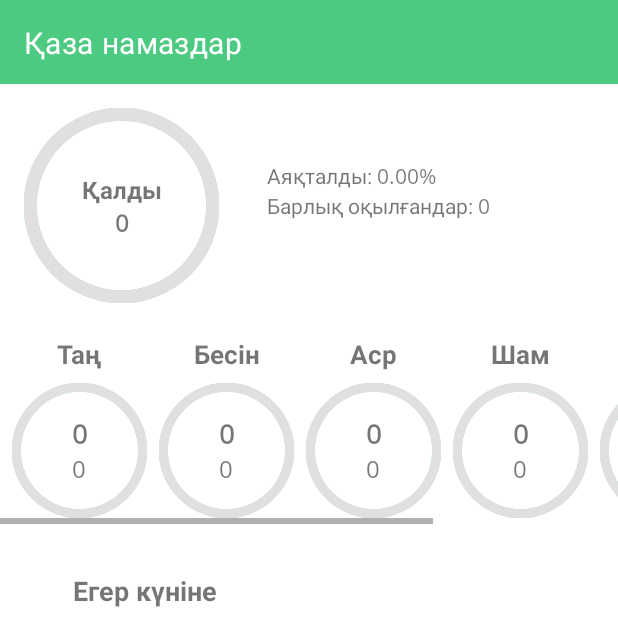
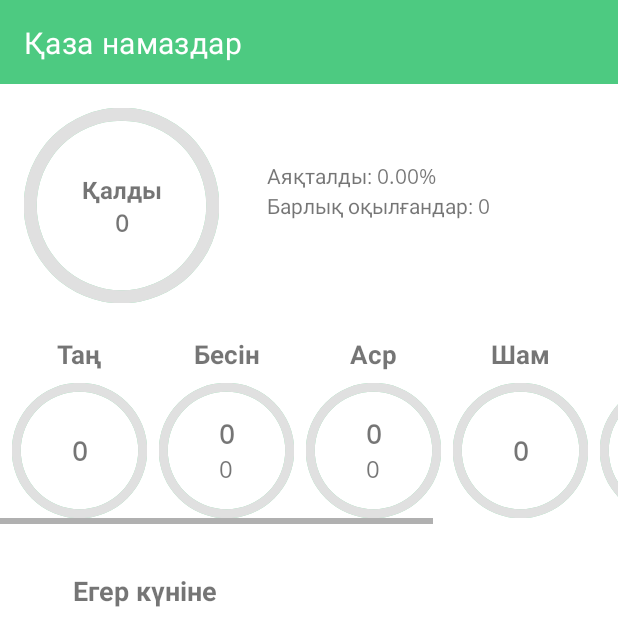
Before and after one commit to yelamansa/Qaza.Tracker, an Android app: the QazaProgressFragment screen opened directly, with no data from a screen before it, on a phone screen of 412 x 824 dp, the top half of it. Run offline under Robolectric (Android 15) with nearby library versions, the phone set to English and light mode, and no system bars.

Commit message:
Скрываем вывод количества сапар если нет сапара

```diff
--- a/app/src/main/java/kz/qazatracker/main/qaza_progress/QazaProgressAdapter.kt
+++ b/app/src/main/java/kz/qazatracker/main/qaza_progress/QazaProgressAdapter.kt
@@ -8,6 +8,7 @@ import android.widget.TextView
 import androidx.recyclerview.widget.RecyclerView
 import kz.qazatracker.R
 import kz.qazatracker.qaza_hand_input.data.QazaData
+import kz.qazatracker.utils.show
 
 class QazaProgressAdapter : RecyclerView.Adapter<QazaProgressViewHolder>() {
 
@@ -52,5 +53,6 @@ class QazaProgressViewHolder(itemView: View) : RecyclerView.ViewHolder(itemView)
         saparQazaProgressTextView.text = "${qazaProgressData.saparSolatCount}"
         solatName.text = qazaProgressData.solatName
         progressBar.progress = 100 - qazaProgressData.getTotalCompletedQazaPercent().toInt()
+        if (qazaProgressData.hasSaparSolat) saparQazaProgressTextView.show()
     }
 }
--- a/app/src/main/res/layout/layout_item_qaza_progress.xml
+++ b/app/src/main/res/layout/layout_item_qaza_progress.xml
@@ -34,8 +34,8 @@
     <LinearLayout
         android:layout_width="wrap_content"
         android:layout_height="wrap_content"
+        android:gravity="center"
         android:orientation="vertical"
-        android:gravity="center"
         app:layout_constraintBottom_toBottomOf="@id/qaza_progress_bar"
         app:layout_constraintEnd_toEndOf="@id/qaza_progress_bar"
         app:layout_constraintStart_toStartOf="@id/qaza_progress_bar"
@@ -47,20 +47,22 @@
             android:layout_width="wrap_content"
             android:layout_height="wrap_content"
             android:gravity="center"
-            android:textSize="18sp"
             android:text="15"
             android:textAlignment="center"
+            android:textSize="18sp"
             android:textStyle="bold"
             />
 
         <TextView
             android:id="@+id/sapar_qaza_progress_text_view"
             android:layout_width="wrap_content"
-            android:textSize="16sp"
             android:layout_height="wrap_content"
             android:gravity="center"
             android:text="2"
             android:textAlignment="center"
+            android:textSize="16sp"
+            android:visibility="gone"
+            tools:visibility="visible"
             />
 
     </LinearLayout>
```
